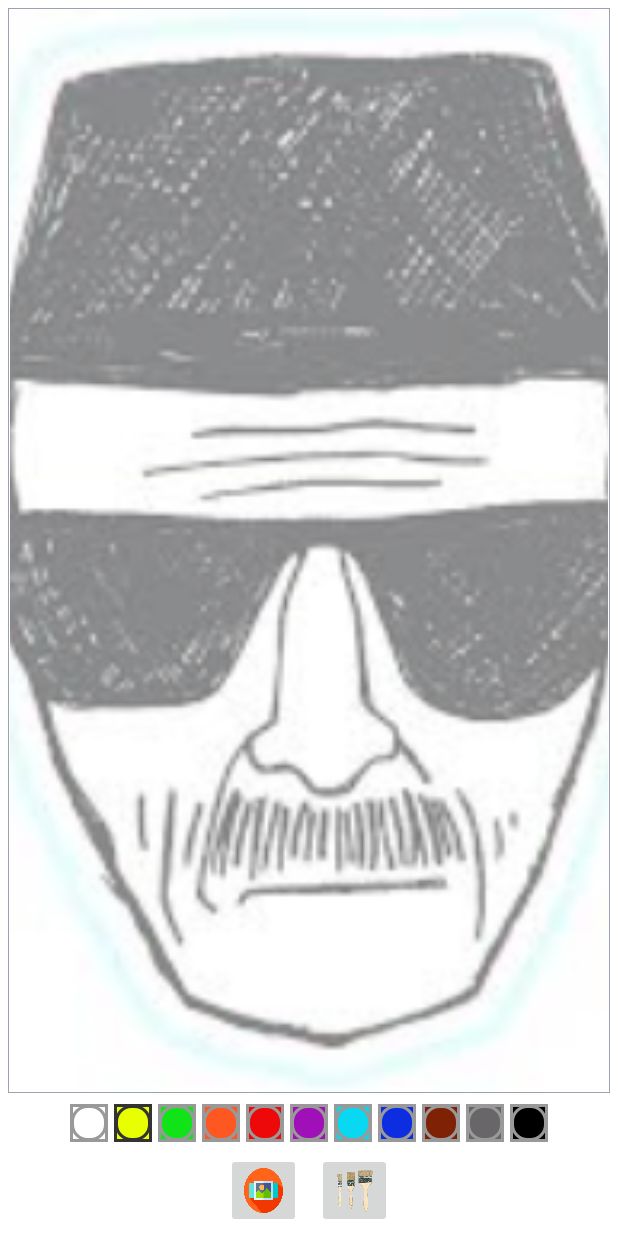
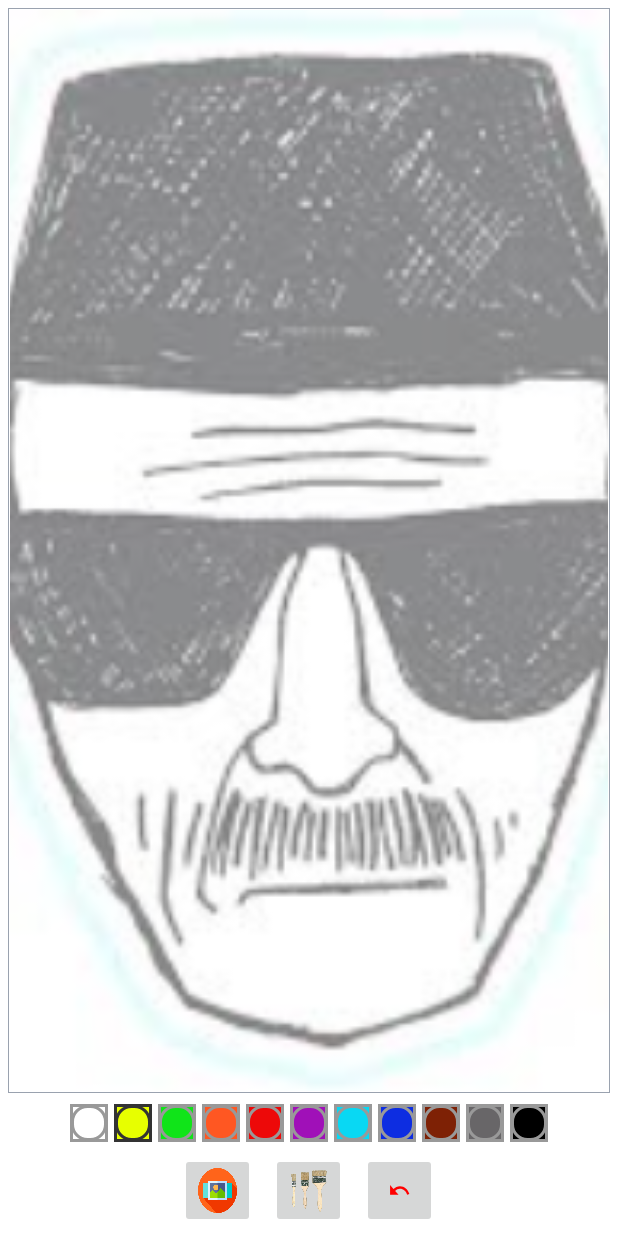
Before and after one commit to holcay92/Drawing-App, an Android app: the screen it shows after launch (MainActivity), on a phone screen of 412 x 824 dp. Run offline under Robolectric (Android 15) with nearby library versions, the phone set to English and light mode, and no system bars.

Commit message:
undo button functionality is implemented

```diff
--- a/app/src/main/java/com/example/kidsdrawingapp/DrawingView.kt
+++ b/app/src/main/java/com/example/kidsdrawingapp/DrawingView.kt
@@ -22,9 +22,17 @@ class DrawingView(context: Context, attrs: AttributeSet) : View(context, attrs)
     private var canvas: Canvas? = null
     // to keep the drawing on the screen
     private val mPaths = ArrayList<CustomPath>()
+    private val mUndoPaths = ArrayList<CustomPath>()
 
     init {
         setUpDrawing()
+    }
+     fun onClickUndo() {
+        if (mPaths.size > 0) {
+            mUndoPaths.add(mPaths.removeAt(mPaths.size - 1))
+            // to refresh the screen
+            invalidate()
+        }
     }
 
     private fun setUpDrawing() {
--- a/app/src/main/java/com/example/kidsdrawingapp/MainActivity.kt
+++ b/app/src/main/java/com/example/kidsdrawingapp/MainActivity.kt
@@ -71,6 +71,10 @@ class MainActivity : AppCompatActivity() {
         val ibBrush = findViewById<ImageButton>(R.id.ib_brush)
         ibBrush.setOnClickListener {
             showBrushSizeChooserDialog()
+        }
+        val ibUndo = findViewById<ImageButton>(R.id.ib_undo)
+        ibUndo.setOnClickListener {
+            drawingView?.onClickUndo()
         }
         val ibGallery = findViewById<ImageButton>(R.id.ib_gallery)
         ibGallery.setOnClickListener {
--- /dev/null
+++ b/app/src/main/res/drawable/ic_undo_foreground.xml
@@ -0,0 +1,16 @@
+<vector xmlns:android="http://schemas.android.com/apk/res/android"
+    android:width="108dp"
+    android:height="108dp"
+    android:viewportWidth="24"
+    android:viewportHeight="24"
+    android:tint="#FF0000"
+    android:autoMirrored="true">
+  <group android:scaleX="0.58"
+      android:scaleY="0.58"
+      android:translateX="5.04"
+      android:translateY="5.04">
+    <path
+        android:fillColor="@android:color/white"
+        android:pathData="M12.5,8c-2.65,0 -5.05,0.99 -6.9,2.6L2,7v9h9l-3.62,-3.62c1.39,-1.16 3.16,-1.88 5.12,-1.88 3.54,0 6.55,2.31 7.6,5.5l2.37,-0.78C21.08,11.03 17.15,8 12.5,8z"/>
+  </group>
+</vector>
--- a/app/src/main/res/layout/activity_main.xml
+++ b/app/src/main/res/layout/activity_main.xml
@@ -188,6 +188,14 @@
             android:scaleType="fitXY"
             android:src="@drawable/ib_brush"
             />
+        <ImageButton
+            android:id="@+id/ib_undo"
+            android:layout_width="50dp"
+            android:layout_height="50dp"
+            android:layout_margin="5dp"
+            android:scaleType="fitXY"
+            android:src="@drawable/ic_undo_foreground"
+            />
     </LinearLayout>
 
 
--- /dev/null
+++ b/app/src/main/res/mipmap-anydpi-v26/ic_undo.xml
@@ -0,0 +1,5 @@
+<?xml version="1.0" encoding="utf-8"?>
+<adaptive-icon xmlns:android="http://schemas.android.com/apk/res/android">
+    <background android:drawable="@drawable/ic_undo_background"/>
+    <foreground android:drawable="@drawable/ic_undo_foreground"/>
+</adaptive-icon>
--- /dev/null
+++ b/app/src/main/res/mipmap-anydpi-v26/ic_undo_round.xml
@@ -0,0 +1,5 @@
+<?xml version="1.0" encoding="utf-8"?>
+<adaptive-icon xmlns:android="http://schemas.android.com/apk/res/android">
+    <background android:drawable="@drawable/ic_undo_background"/>
+    <foreground android:drawable="@drawable/ic_undo_foreground"/>
+</adaptive-icon>
```
Also changed, not shown: app/src/main/res/drawable/ic_undo_background.xml (added, +74 -0 lines), app/src/main/ic_undo-playstore.png (added), app/src/main/res/mipmap-hdpi/ic_undo.png (added), app/src/main/res/mipmap-hdpi/ic_undo_round.png (added), app/src/main/res/mipmap-mdpi/ic_undo.png (added), app/src/main/res/mipmap-mdpi/ic_undo_round.png (added), app/src/main/res/mipmap-xhdpi/ic_undo.png (added), app/src/main/res/mipmap-xhdpi/ic_undo_round.png (added), app/src/main/res/mipmap-xxhdpi/ic_undo.png (added), app/src/main/res/mipmap-xxhdpi/ic_undo_round.png (added), app/src/main/res/mipmap-xxxhdpi/ic_undo.png (added), app/src/main/res/mipmap-xxxhdpi/ic_undo_round.png (added).
